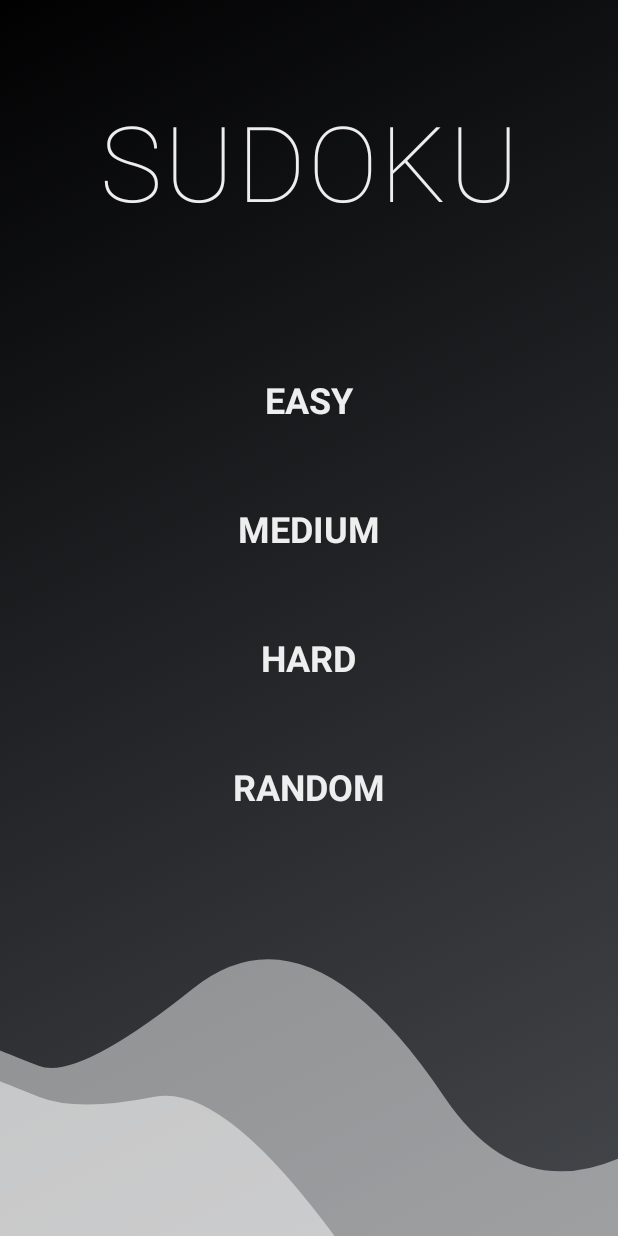
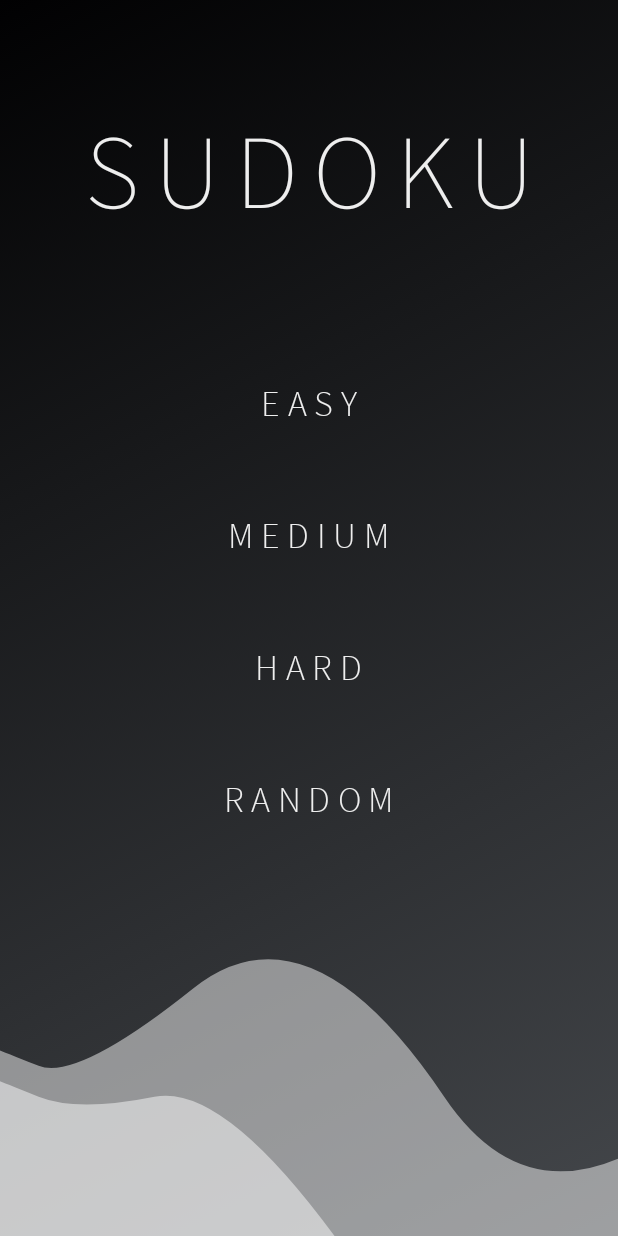
Before and after one commit to YashNishal/Sudoku-App, an Android app built with Jetpack Compose: the screen it shows after launch (MainActivity), on a phone screen of 412 x 824 dp. Run offline under Robolectric (Android 15) with nearby library versions, the phone set to English and light mode, and no system bars; our stand-ins replace Volley; libraries missing offline, so code that uses them is left out: es.dmoral.toasty, maes.tech.intentanim; 1 statement that could not run was skipped.

Commit message:
Added Custom Fonts

```diff
--- a/app/src/main/AndroidManifest.xml
+++ b/app/src/main/AndroidManifest.xml
@@ -27,6 +27,10 @@
                 <category android:name="android.intent.category.LAUNCHER" />
             </intent-filter>
         </activity>
+
+        <meta-data
+            android:name="preloaded_fonts"
+            android:resource="@array/preloaded_fonts" />
     </application>
 
 </manifest>
--- a/app/src/main/java/com/example/sudoku/MainActivity.kt
+++ b/app/src/main/java/com/example/sudoku/MainActivity.kt
@@ -167,7 +167,7 @@ fun HeadingText() {
         fontSize = 70.sp,
         fontWeight = FontWeight.ExtraLight,
         color = TextWhite,
-        letterSpacing = 1.5.sp,
+        letterSpacing = 10.sp,
         textAlign = TextAlign.Center,
         modifier = Modifier.padding(top = 70.dp)
     )
@@ -187,7 +187,8 @@ fun ButtonsAndProgressBar() {
             text = "EASY",
             fontSize = 24.sp,
             color = TextWhite,
-            fontWeight = FontWeight.Bold,
+            fontWeight = FontWeight.Light,
+            letterSpacing = 5.sp,
             modifier = Modifier
                 .padding(4.dp)
                 .clickable { onClick("easy", context, loading) }
@@ -197,7 +198,8 @@ fun ButtonsAndProgressBar() {
             text = "MEDIUM",
             fontSize = 24.sp,
             color = TextWhite,
-            fontWeight = FontWeight.Bold,
+            letterSpacing = 5.sp,
+            fontWeight = FontWeight.Light,
             modifier = Modifier
                 .padding(4.dp)
                 .clickable { onClick("medium", context, loading) }
@@ -207,7 +209,8 @@ fun ButtonsAndProgressBar() {
             text = "HARD",
             fontSize = 24.sp,
             color = TextWhite,
-            fontWeight = FontWeight.Bold,
+            letterSpacing = 5.sp,
+            fontWeight = FontWeight.Light,
             modifier = Modifier
                 .padding(4.dp)
                 .clickable { onClick("hard", context, loading) }
@@ -217,7 +220,8 @@ fun ButtonsAndProgressBar() {
             text = "RANDOM",
             fontSize = 24.sp,
             color = TextWhite,
-            fontWeight = FontWeight.Bold,
+            letterSpacing = 5.sp,
+            fontWeight = FontWeight.Light,
             modifier = Modifier
                 .padding(4.dp)
                 .clickable { onClick("random", context, loading) }
--- a/app/src/main/java/com/example/sudoku/ui/theme/Type.kt
+++ b/app/src/main/java/com/example/sudoku/ui/theme/Type.kt
@@ -11,10 +11,19 @@ import androidx.core.content.res.ResourcesCompat
 import com.example.sudoku.R
 import kotlin.coroutines.coroutineContext
 
+
+val fonts = FontFamily (
+    Font(R.font.source_sans_pro, weight = FontWeight.Normal),
+    Font(R.font.source_sans_pro_bold, weight = FontWeight.Bold),
+    Font(R.font.source_sans_pro_extralight, weight = FontWeight.ExtraLight),
+    Font(R.font.source_sans_pro_light, weight = FontWeight.Light),
+    Font(R.font.source_sans_pro_black, weight = FontWeight.Black)
+)
+
 // Set of Material typography styles to start with
 val Typography = Typography(
     body1 = TextStyle(
-        fontFamily = FontFamily.Default,
+        fontFamily = fonts,
         fontWeight = FontWeight.Normal,
         fontSize = 16.sp
     )
@@ -31,6 +40,3 @@ val Typography = Typography(
     )
     */
 )
-
-val fonts = FontFamily(
-)
--- /dev/null
+++ b/app/src/main/res/font/source_sans_pro_black.xml
@@ -0,0 +1,7 @@
+<?xml version="1.0" encoding="utf-8"?>
+<font-family xmlns:app="http://schemas.android.com/apk/res-auto"
+        app:fontProviderAuthority="com.google.android.gms.fonts"
+        app:fontProviderPackage="com.google.android.gms"
+        app:fontProviderQuery="name=Source Sans Pro&amp;weight=900"
+        app:fontProviderCerts="@array/com_google_android_gms_fonts_certs">
+</font-family>
```
Also changed, not shown: app/src/main/res/font/source_sans_pro.ttf (added), app/src/main/res/font/source_sans_pro_bold.ttf (added), app/src/main/res/font/source_sans_pro_extralight.ttf (added), app/src/main/res/font/source_sans_pro_light.ttf (added), app/src/main/res/font/source_sans_pro_semibold.ttf (added).
